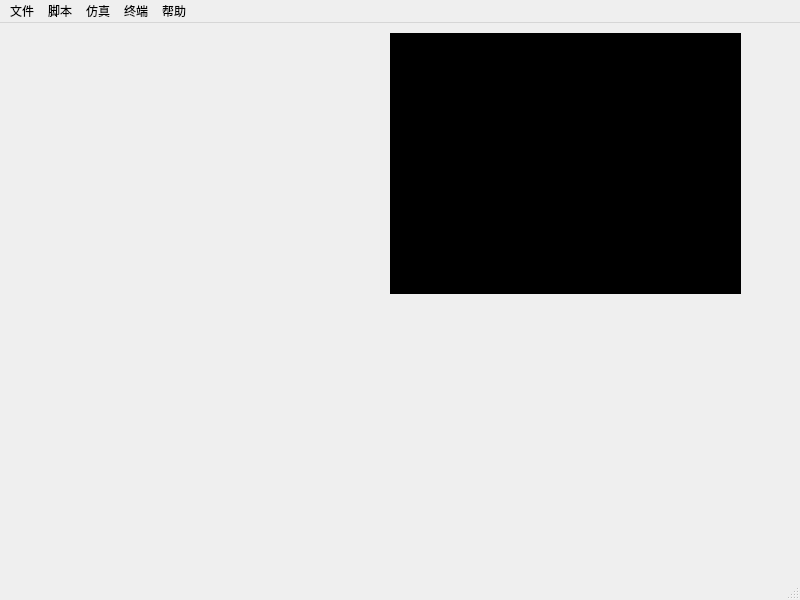
This is experiment/src/mainpage.ui in creeper12356/guide_software as Qt 5 draws it before an edit. The edited form follows.
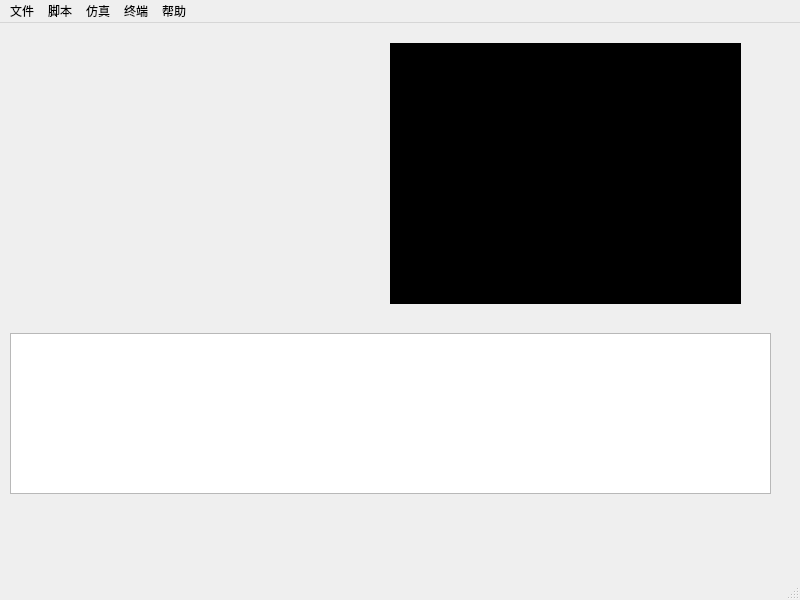
This is the edited form. Icons and pictures are not drawn. Custom widgets are drawn as their Qt base class.

Diff of the .ui file:
```diff
--- a/experiment/src/mainpage.ui
+++ b/experiment/src/mainpage.ui
@@ -21,7 +21,7 @@
     <property name="geometry">
      <rect>
       <x>390</x>
-      <y>10</y>
+      <y>20</y>
       <width>351</width>
       <height>261</height>
      </rect>
@@ -40,8 +40,18 @@
      <rect>
       <x>30</x>
       <y>10</y>
-      <width>371</width>
-      <height>291</height>
+      <width>331</width>
+      <height>251</height>
+     </rect>
+    </property>
+   </widget>
+   <widget class="QTextBrowser" name="log_browser">
+    <property name="geometry">
+     <rect>
+      <x>10</x>
+      <y>310</y>
+      <width>761</width>
+      <height>161</height>
      </rect>
     </property>
    </widget>
```
Left out of the diff: 7 changed lines with no effect on the pictures.
